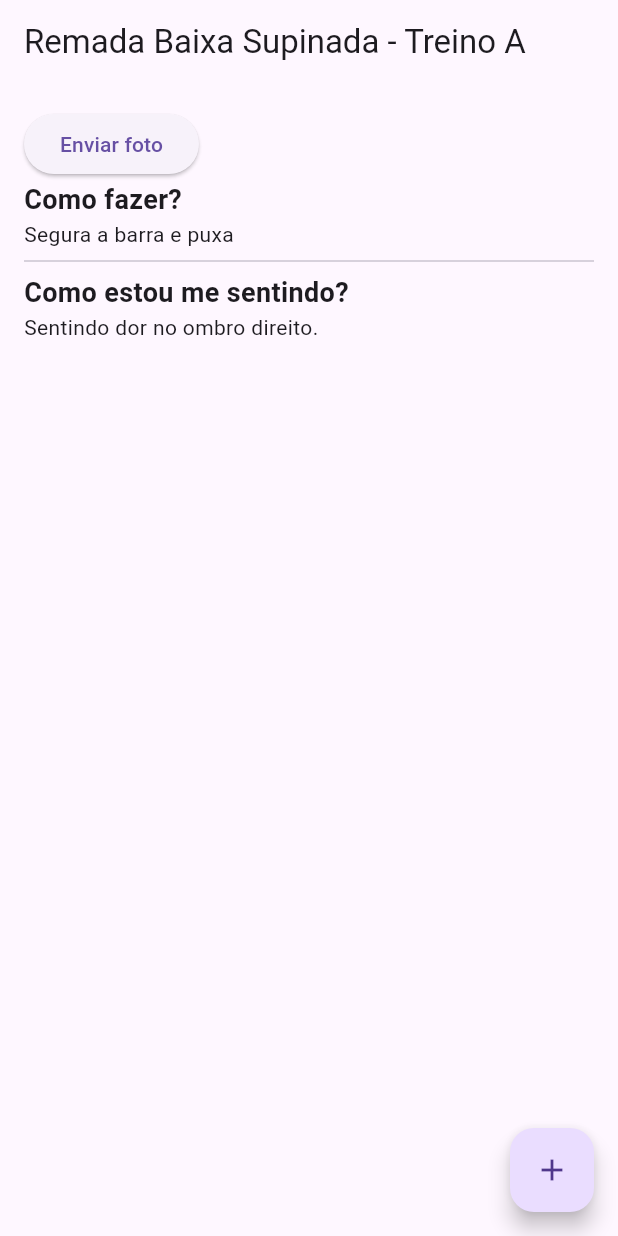
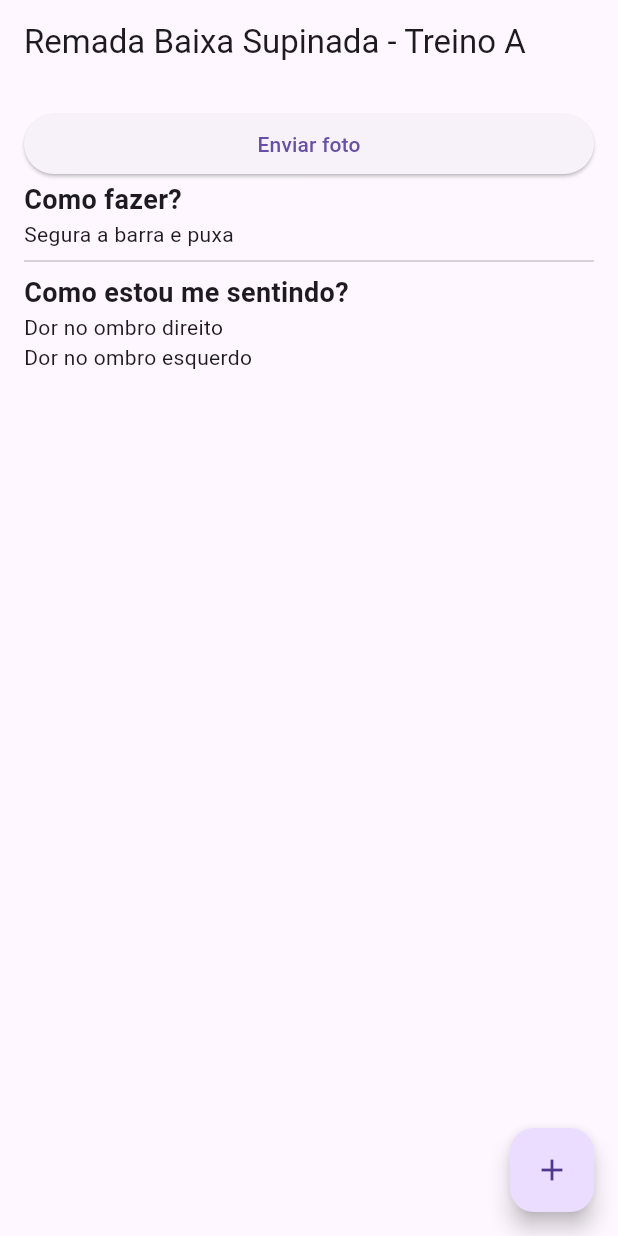
Before and after one commit to milenafbn/Project_App_GymLife, a Flutter app: the screen it shows after launch, on a phone screen of 412 x 824 dp. Run offline on Flutter 3.47's test engine with Material 3 defaults, Android fonts, the phone set to English and light mode, and no system bars.

Commit message:
empilha informações da lista na tela

```diff
--- a/lib/screens/exercicio_tela.dart
+++ b/lib/screens/exercicio_tela.dart
@@ -37,8 +37,7 @@ class ExercicioTela extends StatelessWidget {
       ),
       body: Padding(
         padding: const EdgeInsets.all(16.0),
-        child: Column(
-          crossAxisAlignment: CrossAxisAlignment.start,
+        child: ListView(
           children: [
             ElevatedButton(
               onPressed: () {},
@@ -58,7 +57,16 @@ class ExercicioTela extends StatelessWidget {
                 fontSize: 18,
               ),
             ),
-            Text("Sentindo dor no ombro direito.")
+
+            //Listando os sentimentos
+            Column(
+              crossAxisAlignment: CrossAxisAlignment.start,
+            children: List.generate(listaSentimentos.length, (index) {
+              SentimentoModel sentimento = listaSentimentos[index];
+              return Text(sentimento.sentindo);
+            }),
+          ),
+
           ],
         ),
       ),
```
